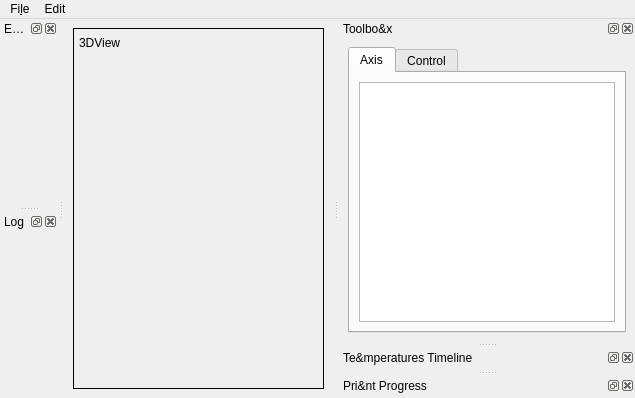
The window that src/mainwindow.ui (KDE/atelier) describes before a commit, drawn with Qt 5.
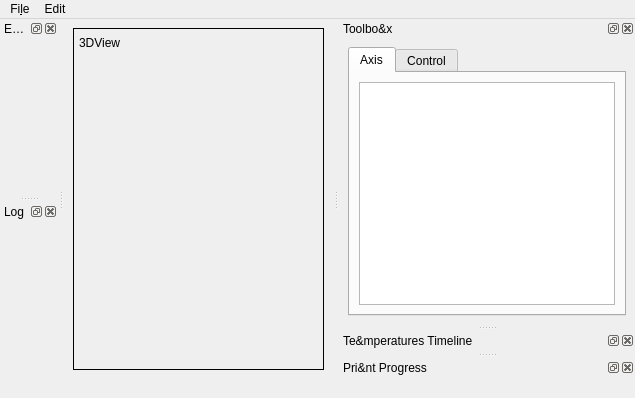
The same window after the commit. Custom widgets are drawn as their Qt base class.

Commit message: Add a statusBar widget. Create a widget show in the status area

Patch:
```diff
--- a/src/mainwindow.ui
+++ b/src/mainwindow.ui
@@ -175,6 +175,14 @@
    </attribute>
    <widget class="QWidget" name="logDockWidgetContents"/>
   </widget>
+ <widget class="QStatusBar" name="statusBar">
+   <property name="contextMenuPolicy">
+    <enum>Qt::NoContextMenu</enum>
+   </property>
+   <property name="sizeGripEnabled">
+    <bool>false</bool>
+   </property>
+  </widget>
  </widget>
  <customwidgets>
   <customwidget>
```
Left out of the diff: 54 changed lines with no effect on the pictures.
